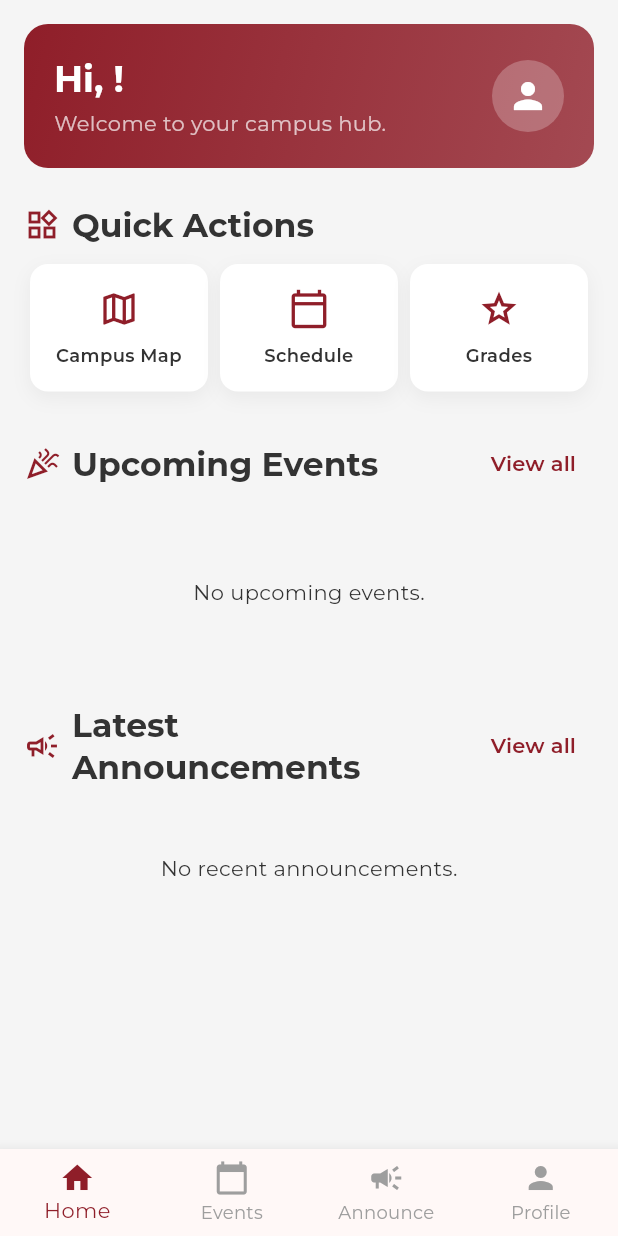
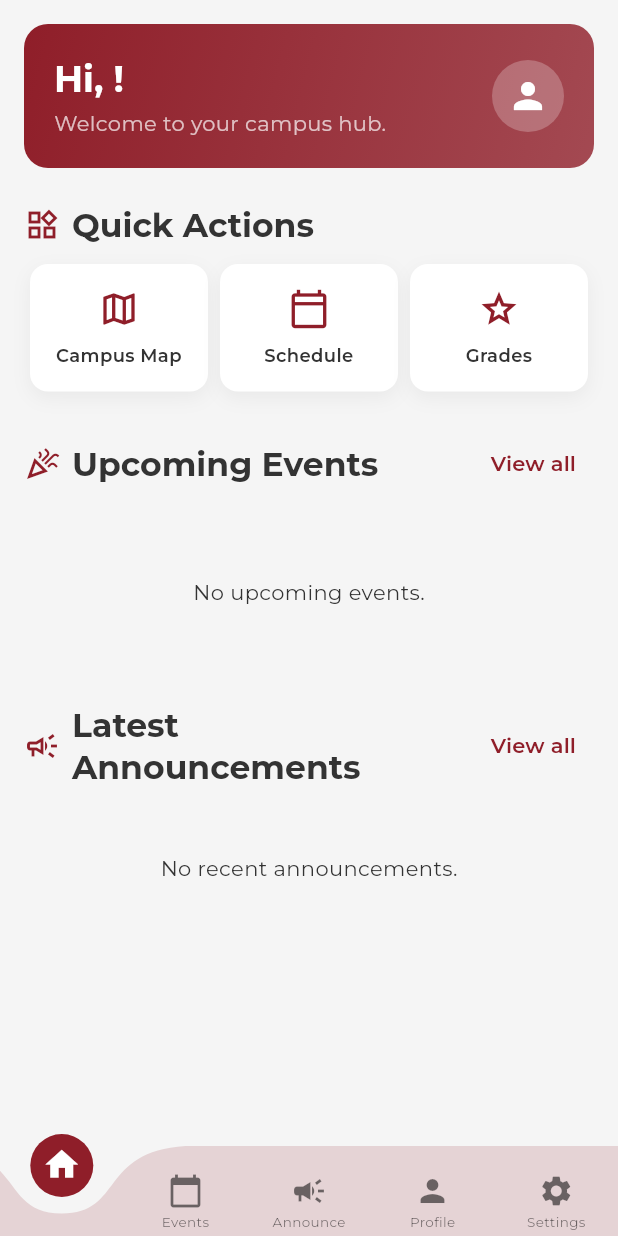
Before and after one commit to Dev-Aziii/um_connect, a Flutter app: the screen it shows once a user with an empty profile is signed in, on a phone screen of 412 x 824 dp. Run offline on Flutter 3.47's test engine with Material 3 defaults, Android fonts, the light colour scheme and no system bars; drawn by our look-alikes of curved_navigation_bar; our stand-ins replace cloud_firestore, firebase_auth, firebase_core, flutter_riverpod, go_router, google_fonts and 1 more; accounts and stored records are empty.

Commit message:
Add curved navigation bar to main navigation; update dependencies and implement settings screen

```diff
--- a/lib/features/auth/screens/login_screen.dart
+++ b/lib/features/auth/screens/login_screen.dart
@@ -211,7 +211,7 @@ class _LoginScreenState extends ConsumerState<LoginScreen> {
                               style: TextStyle(
                                 fontWeight: FontWeight.bold,
                                 fontSize: 12,
-                                color: Theme.of(context).colorScheme.secondary,
+                                color: Theme.of(context).colorScheme.primary,
                               ),
                             ),
                           ),
--- a/lib/features/home/screens/main_nav_screen.dart
+++ b/lib/features/home/screens/main_nav_screen.dart
@@ -1,4 +1,5 @@
 import 'package:flutter/material.dart';
+import 'package:curved_navigation_bar/curved_navigation_bar.dart';
 import 'package:um_connect/features/announcements/screens/announcements_screen.dart';
 import 'package:um_connect/features/events/screens/events_list_screen.dart';
 import 'package:um_connect/features/home/screens/home_screen.dart';
@@ -14,11 +15,28 @@ class MainNavScreen extends StatefulWidget {
 class _MainNavScreenState extends State<MainNavScreen> {
   int _selectedIndex = 0;
 
-  static const List<Widget> _widgetOptions = <Widget>[
-    HomeScreen(),
-    EventsListScreen(),
-    AnnouncementsScreen(),
-    ProfileScreen(),
+  final List<Widget> _widgetOptions = <Widget>[
+    const HomeScreen(),
+    const EventsListScreen(),
+    const AnnouncementsScreen(),
+    const ProfileScreen(),
+    const Center(child: Text("Settings Screen")),
+  ];
+
+  final List<IconData> icons = [
+    Icons.home,
+    Icons.calendar_today,
+    Icons.campaign,
+    Icons.person,
+    Icons.settings,
+  ];
+
+  final List<String> labels = [
+    'Home',
+    'Events',
+    'Announce',
+    'Profile',
+    'Settings',
   ];
 
   void _onItemTapped(int index) {
@@ -30,25 +48,39 @@ class _MainNavScreenState extends State<MainNavScreen> {
   @override
   Widget build(BuildContext context) {
     return Scaffold(
-      body: Center(child: _widgetOptions.elementAt(_selectedIndex)),
-      bottomNavigationBar: BottomNavigationBar(
-        items: const <BottomNavigationBarItem>[
-          BottomNavigationBarItem(icon: Icon(Icons.home), label: 'Home'),
-          BottomNavigationBarItem(
-            icon: Icon(Icons.calendar_today),
-            label: 'Events',
-          ),
-          BottomNavigationBarItem(
-            icon: Icon(Icons.campaign),
-            label: 'Announce',
-          ),
-          BottomNavigationBarItem(icon: Icon(Icons.person), label: 'Profile'),
-        ],
-        currentIndex: _selectedIndex,
-        selectedItemColor: Theme.of(context).primaryColor,
-        unselectedItemColor: Colors.grey,
+      extendBody: true,
+      body: _widgetOptions[_selectedIndex],
+
+      bottomNavigationBar: CurvedNavigationBar(
+        index: _selectedIndex,
+        height: 60.0,
+        color: Color.fromARGB(40, 143, 30, 41),
+        buttonBackgroundColor: Theme.of(context).primaryColor,
+        backgroundColor: Colors.transparent,
+        animationCurve: Curves.easeInOut,
+        animationDuration: const Duration(milliseconds: 400),
         onTap: _onItemTapped,
-        type: BottomNavigationBarType.fixed,
+        letIndexChange: (index) => true,
+        items: List.generate(icons.length, (index) {
+          bool isSelected = index == _selectedIndex;
+          return Column(
+            mainAxisSize: MainAxisSize.min,
+            mainAxisAlignment: MainAxisAlignment.center,
+            children: [
+              Icon(
+                icons[index],
+                size: isSelected ? 26 : 24,
+                color: isSelected ? Colors.white : Colors.black54,
+              ),
+              const SizedBox(height: 2),
+              if (!isSelected)
+                Text(
+                  labels[index],
+                  style: const TextStyle(fontSize: 9, color: Colors.black54),
+                ),
+            ],
+          );
+        }),
       ),
     );
   }
--- a/pubspec.yaml
+++ b/pubspec.yaml
@@ -43,6 +43,7 @@ dependencies:
   intl: ^0.20.2
   flutter_dotenv: ^5.1.0
   lottie: ^3.3.2
+  curved_navigation_bar: ^1.0.6
 
 dev_dependencies:
   flutter_test:
```
Also changed, not shown: pubspec.lock.
